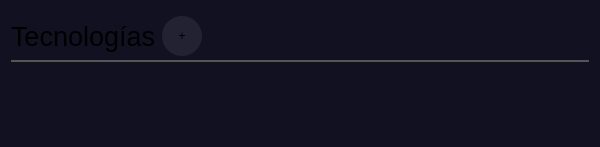
braiaantt/Braian-Web-Admin-Panel, file pages/portfolio_page/dialogs/technologyhandler.ui: the form before one commit.
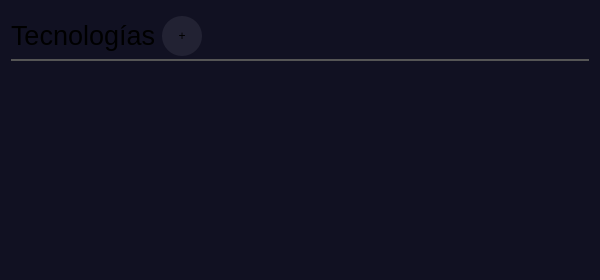
The form after the commit.

Commit message: refactor UI(TechnologyHandler): modify vertical policiy of widgets

```diff
--- a/pages/portfolio_page/dialogs/technologyhandler.ui
+++ b/pages/portfolio_page/dialogs/technologyhandler.ui
@@ -7,11 +7,11 @@
     <x>0</x>
     <y>0</y>
     <width>600</width>
-    <height>147</height>
+    <height>280</height>
    </rect>
   </property>
   <property name="sizePolicy">
-   <sizepolicy hsizetype="Preferred" vsizetype="Preferred">
+   <sizepolicy hsizetype="Preferred" vsizetype="Fixed">
     <horstretch>0</horstretch>
     <verstretch>0</verstretch>
    </sizepolicy>
@@ -32,7 +32,7 @@
    <item>
     <widget class="QWidget" name="widgetTitle" native="true">
      <property name="sizePolicy">
-      <sizepolicy hsizetype="Preferred" vsizetype="Preferred">
+      <sizepolicy hsizetype="Preferred" vsizetype="Fixed">
        <horstretch>0</horstretch>
        <verstretch>0</verstretch>
       </sizepolicy>
@@ -40,7 +40,7 @@
      <property name="minimumSize">
       <size>
        <width>0</width>
-       <height>0</height>
+       <height>50</height>
       </size>
      </property>
      <property name="maximumSize">
@@ -131,7 +131,7 @@
    <item>
     <widget class="QScrollArea" name="scrollAreaTechnologies">
      <property name="sizePolicy">
-      <sizepolicy hsizetype="Expanding" vsizetype="Fixed">
+      <sizepolicy hsizetype="Preferred" vsizetype="Expanding">
        <horstretch>0</horstretch>
        <verstretch>0</verstretch>
       </sizepolicy>
@@ -148,10 +148,28 @@
         <x>0</x>
         <y>0</y>
         <width>580</width>
-        <height>73</height>
+        <height>204</height>
        </rect>
       </property>
-      <layout class="QVBoxLayout" name="verticalLayout_2">
+      <property name="sizePolicy">
+       <sizepolicy hsizetype="Preferred" vsizetype="Expanding">
+        <horstretch>0</horstretch>
+        <verstretch>0</verstretch>
+       </sizepolicy>
+      </property>
+      <layout class="QHBoxLayout" name="horizontalLayout_2">
+       <property name="leftMargin">
+        <number>0</number>
+       </property>
+       <property name="topMargin">
+        <number>0</number>
+       </property>
+       <property name="rightMargin">
+        <number>0</number>
+       </property>
+       <property name="bottomMargin">
+        <number>0</number>
+       </property>
        <item>
         <spacer name="horizontalSpacer">
          <property name="orientation">
```
